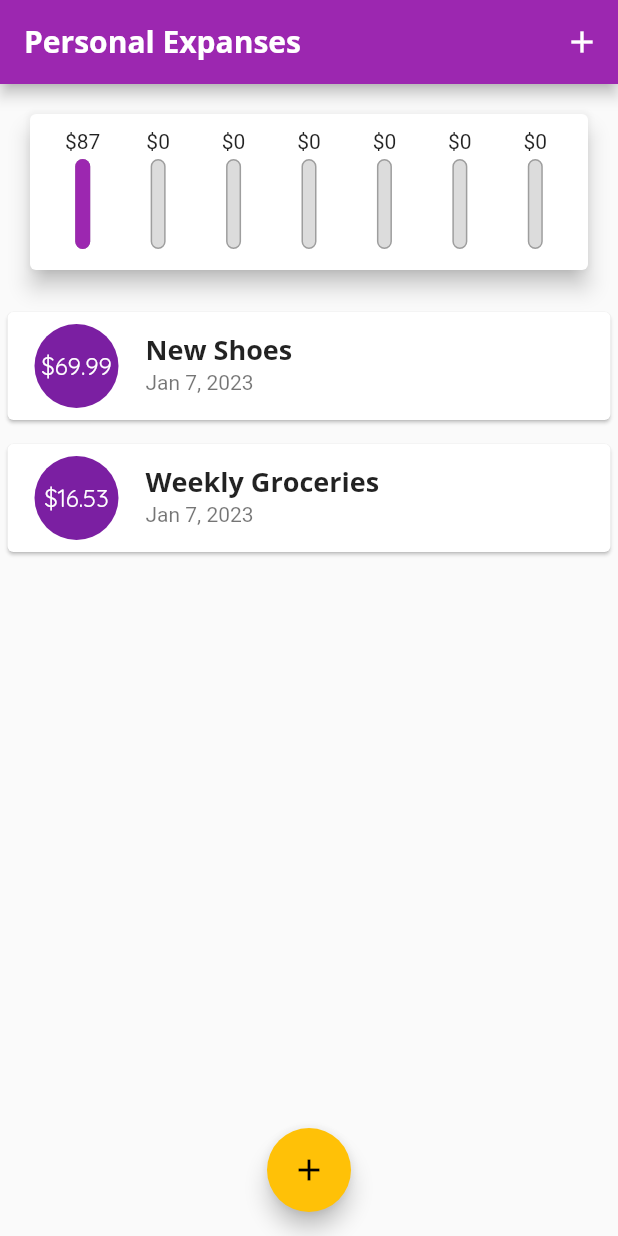
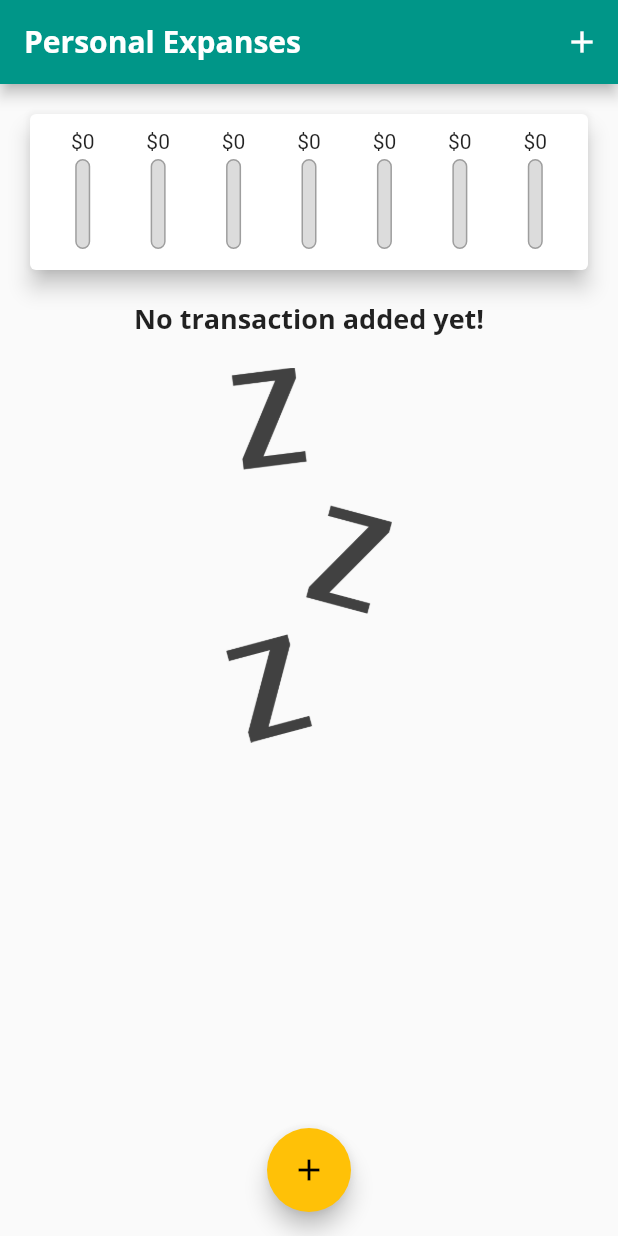
Before and after one commit to RustambekSafarov/personal_expenses_app, a Flutter app: the screen it shows after launch, on a phone screen of 412 x 824 dp. Run offline on Flutter 3.47's test engine with Material 2 defaults, Android fonts, the phone set to English and light mode, and no system bars.

Commit message:
almost done

```diff
--- a/lib/main.dart
+++ b/lib/main.dart
@@ -11,9 +11,10 @@ class MyApp extends StatelessWidget {
   @override
   Widget build(BuildContext context) {
     return MaterialApp(
+      debugShowCheckedModeBanner: false,
       title: 'Personal Expanses',
       theme: ThemeData(
-          primarySwatch: Colors.purple,
+          primarySwatch: Colors.teal,
           accentColor: Colors.amber,
           fontFamily: 'Quicksand',
           textTheme: ThemeData.light().textTheme.copyWith(
@@ -46,23 +47,27 @@ class _MyHomePageState extends State<MyHomePage> {
   final amountController = TextEditingController();
 
   final List<Transaction> _userTransactions = [
-    Transaction(
-      id: 't1',
-      title: 'New Shoes',
-      amount: 69.99,
-      date: DateTime.now(),
-    ),
-    Transaction(
-      id: 't2',
-      title: 'Weekly Groceries',
-      amount: 16.53,
-      date: DateTime.now(),
-    ),
+    // Transaction(
+    //   id: 't1',
+    //   title: 'New Shoes',
+    //   amount: 69.99,
+    //   date: DateTime.now(),
+    // ),
+    // Transaction(
+    //   id: 't2',
+    //   title: 'Weekly Groceries',
+    //   amount: 16.53,
+    //   date: DateTime.now(),
+    // ),
   ];
 
   List<Transaction> get _recentTransactions {
     return _userTransactions.where((tx) {
-      return tx.date.isAfter(DateTime.now().subtract(Duration(days: 7)));
+      return tx.date.isAfter(
+        DateTime.now().subtract(
+          Duration(days: 7),
+        ),
+      );
     }).toList();
   }
 
```
